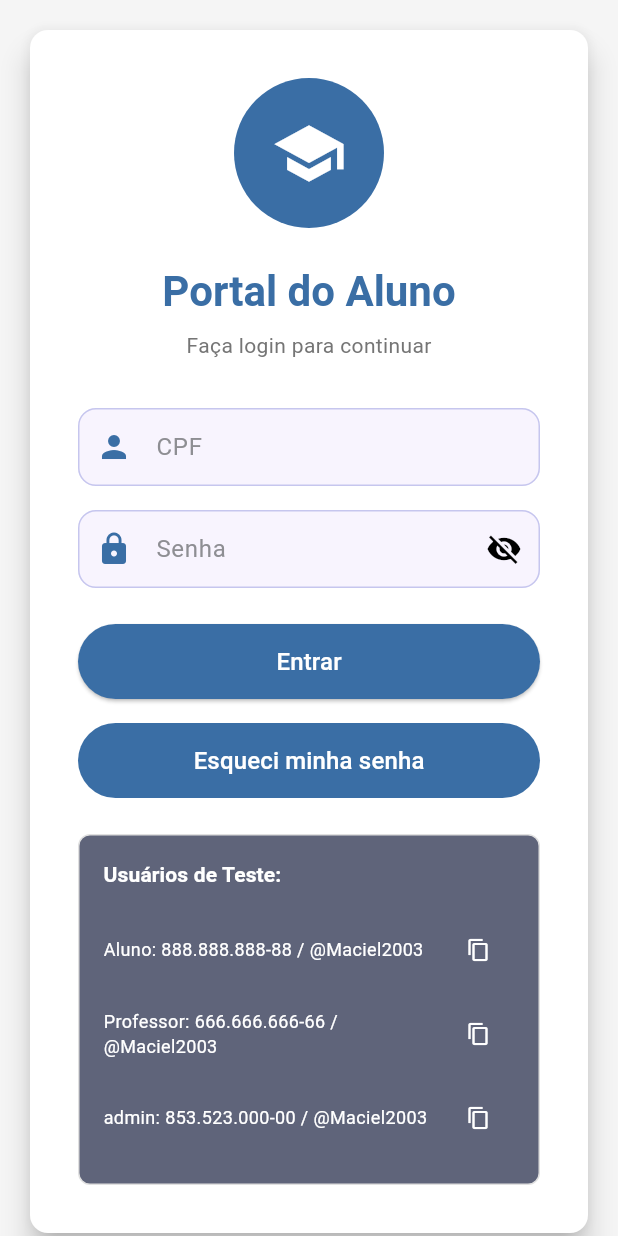
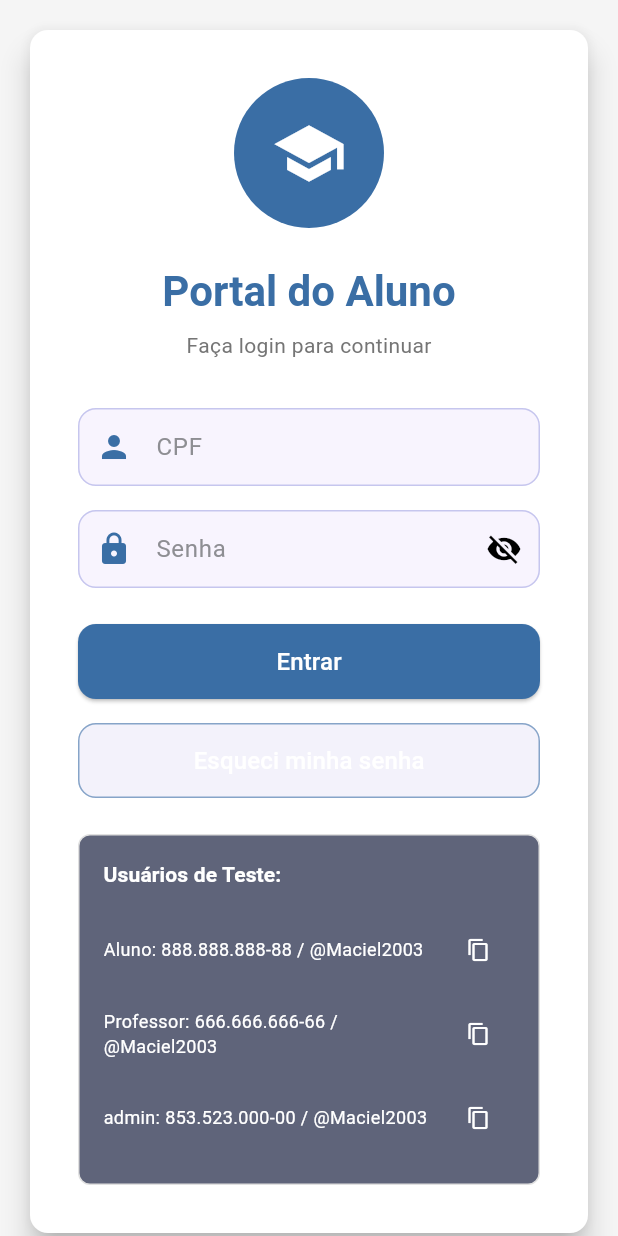
Before and after one commit to ianpage08/portal_do_aluno_flutter, a Flutter app: the screen it shows after launch, on a phone screen of 412 x 824 dp. Run offline on Flutter 3.47's test engine with Material 3 defaults, Android fonts, the phone set to English and light mode, and no system bars; our stand-ins replace another_flushbar, cloud_firestore, firebase_auth, firebase_core, firebase_messaging, flutter_local_notifications and 4 more; missing offline and left inert: bcrypt; accounts and stored records are empty; key blocks and very long unbroken strings in the code were emptied for the run.

Commit message:
style(light-theme): refinamento visual e ajustes de contraste no tema ligth

```diff
--- a/portal_do_aluno/lib/admin/presentation/widgets/text_form_field.dart
+++ b/portal_do_aluno/lib/admin/presentation/widgets/text_form_field.dart
@@ -3,7 +3,7 @@ import 'package:flutter/services.dart';
 
 class TextFormFieldPersonalizado extends StatelessWidget {
   final TextEditingController controller;
-  final String label;
+  final String? label;
   final String? hintText;
   final Icon? prefixIcon;
   final Widget? suffixIcon;
@@ -22,7 +22,7 @@ class TextFormFieldPersonalizado extends StatelessWidget {
   const TextFormFieldPersonalizado({
     super.key,
     required this.controller,
-    required this.label,
+    this.label,
     this.hintText,
     this.prefixIcon,
     this.suffixIcon,
--- a/portal_do_aluno/lib/core/theme/light_theme.dart
+++ b/portal_do_aluno/lib/core/theme/light_theme.dart
@@ -22,9 +22,10 @@ ThemeData get lightTheme {
     textButtonTheme: TextButtonThemeData(
       style: TextButton.styleFrom(
         padding: const EdgeInsets.symmetric(vertical: 12),
-        backgroundColor: AppColors.lightPrimary,
-        foregroundColor: const Color.fromARGB(255, 255, 255, 255),
-        shape: RoundedRectangleBorder(borderRadius: BorderRadius.circular(30)),
+        backgroundColor: const Color.fromARGB(36, 172, 160, 228),
+        foregroundColor: const Color.fromARGB(255, 41, 41, 41),
+        side: const BorderSide(color: Color.fromARGB(150, 58, 110, 165)),
+        shape: RoundedRectangleBorder(borderRadius: BorderRadius.circular(12)),
       ),
     ),
     elevatedButtonTheme: ElevatedButtonThemeData(
@@ -32,7 +33,7 @@ ThemeData get lightTheme {
         backgroundColor: AppColors.lightPrimary,
         foregroundColor: AppColors.lightTextPrimary,
         padding: const EdgeInsets.symmetric(vertical: 12),
-        shape: RoundedRectangleBorder(borderRadius: BorderRadius.circular(30)),
+        shape: RoundedRectangleBorder(borderRadius: BorderRadius.circular(12)),
       ),
     ),
 
```
Also changed, not shown: portal_do_aluno/lib/teacher/presentation/pages/cadastro_exercicio.dart (+23 -4 lines).
